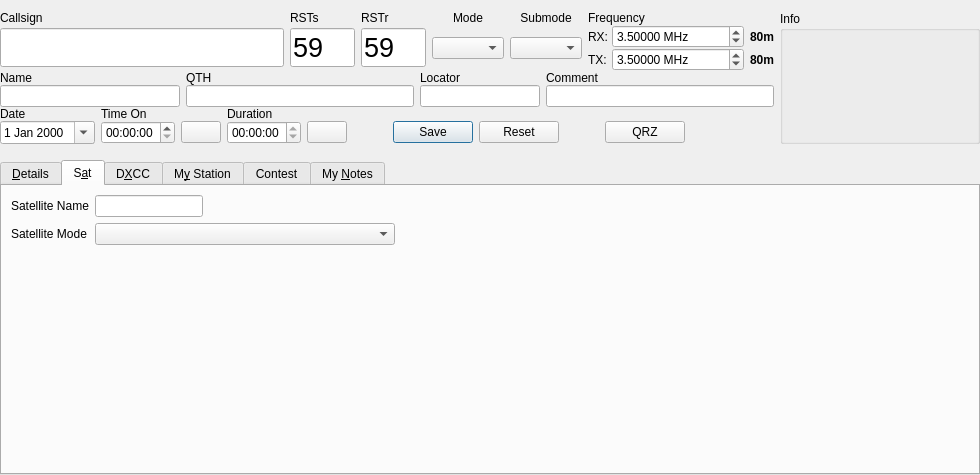
Before: the Qt Designer form ui/NewContactWidget.ui in k5mcd/QLog, drawn with Qt 5.
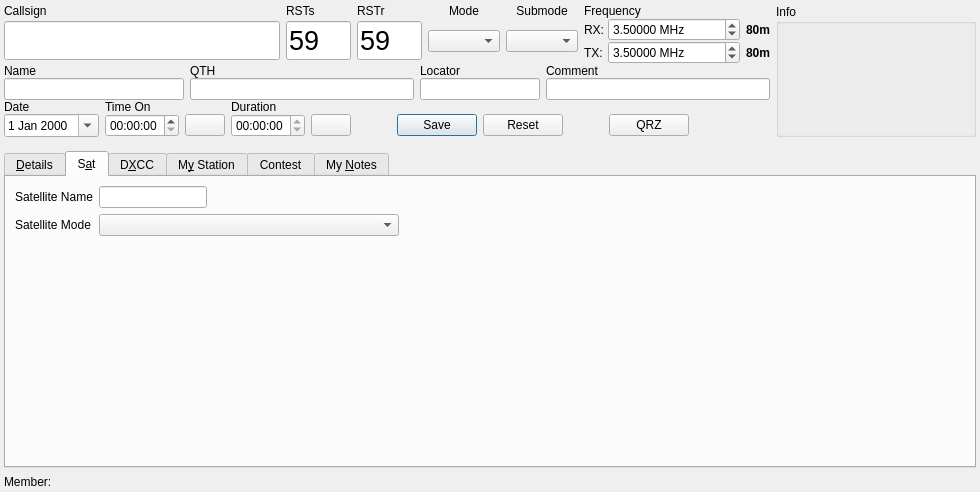
After: the same form once the commit is applied. The open tabs and pages were chosen to show the change. Icons and pictures are not drawn. Custom widgets are drawn as their Qt base class.

Diff of the .ui file:
```diff
--- a/ui/NewContactWidget.ui
+++ b/ui/NewContactWidget.ui
@@ -7,7 +7,7 @@
     <x>0</x>
     <y>0</y>
     <width>980</width>
-    <height>475</height>
+    <height>492</height>
    </rect>
   </property>
   <property name="sizePolicy">
@@ -23,11 +23,17 @@
    <string notr="true">Form</string>
   </property>
   <layout class="QVBoxLayout" name="verticalLayout_4">
+   <property name="spacing">
+    <number>4</number>
+   </property>
    <property name="leftMargin">
-    <number>0</number>
+    <number>4</number>
+   </property>
+   <property name="topMargin">
+    <number>4</number>
    </property>
    <property name="rightMargin">
-    <number>0</number>
+    <number>4</number>
    </property>
    <property name="bottomMargin">
     <number>0</number>
@@ -1957,40 +1963,14 @@
       <layout class="QVBoxLayout" name="verticalLayout_5">
        <item>
         <layout class="QFormLayout" name="formLayout_9">
-         <item row="2" column="0">
-          <widget class="QLabel" name="satModeLabel">
-           <property name="text">
-            <string>Satellite Mode</string>
-           </property>
-          </widget>
-         </item>
-         <item row="2" column="1">
-          <widget class="QComboBox" name="satModeEdit">
-           <property name="sizePolicy">
-            <sizepolicy hsizetype="Maximum" vsizetype="Fixed">
-             <horstretch>0</horstretch>
-             <verstretch>0</verstretch>
-            </sizepolicy>
-           </property>
-           <property name="minimumSize">
-            <size>
-             <width>300</width>
-             <height>0</height>
-            </size>
-           </property>
-           <property name="focusPolicy">
-            <enum>Qt::ClickFocus</enum>
-           </property>
-          </widget>
-         </item>
-         <item row="1" column="0">
+         <item row="0" column="0">
           <widget class="QLabel" name="satNameLabel">
            <property name="text">
             <string>Satellite Name</string>
            </property>
           </widget>
          </item>
-         <item row="1" column="1">
+         <item row="0" column="1">
           <widget class="QLineEdit" name="satNameEdit">
            <property name="sizePolicy">
             <sizepolicy hsizetype="Maximum" vsizetype="Fixed">
@@ -2003,6 +1983,32 @@
            </property>
           </widget>
          </item>
+         <item row="1" column="0">
+          <widget class="QLabel" name="satModeLabel">
+           <property name="text">
+            <string>Satellite Mode</string>
+           </property>
+          </widget>
+         </item>
+         <item row="1" column="1">
+          <widget class="QComboBox" name="satModeEdit">
+           <property name="sizePolicy">
+            <sizepolicy hsizetype="Maximum" vsizetype="Fixed">
+             <horstretch>0</horstretch>
+             <verstretch>0</verstretch>
+            </sizepolicy>
+           </property>
+           <property name="minimumSize">
+            <size>
+             <width>300</width>
+             <height>0</height>
+            </size>
+           </property>
+           <property name="focusPolicy">
+            <enum>Qt::ClickFocus</enum>
+           </property>
+          </widget>
+         </item>
         </layout>
        </item>
       </layout>
@@ -2337,6 +2343,52 @@
      </widget>
     </widget>
    </item>
+   <item>
+    <layout class="QHBoxLayout" name="horizontalLayout_11">
+     <property name="spacing">
+      <number>6</number>
+     </property>
+     <item>
+      <widget class="QLabel" name="memberLabel">
+       <property name="sizePolicy">
+        <sizepolicy hsizetype="Preferred" vsizetype="Maximum">
+         <horstretch>0</horstretch>
+         <verstretch>0</verstretch>
+        </sizepolicy>
+       </property>
+       <property name="text">
+        <string>Member:</string>
+       </property>
+      </widget>
+     </item>
+     <item>
+      <widget class="QLabel" name="memberListLabel">
+       <property name="sizePolicy">
+        <sizepolicy hsizetype="Preferred" vsizetype="Maximum">
+         <horstretch>0</horstretch>
+         <verstretch>0</verstretch>
+        </sizepolicy>
+       </property>
+       <property name="text">
+        <string notr="true"/>
+       </property>
+      </widget>
+     </item>
+     <item>
+      <spacer name="horizontalSpacer_11">
+       <property name="orientation">
+        <enum>Qt::Horizontal</enum>
+       </property>
+       <property name="sizeHint" stdset="0">
+        <size>
+         <width>40</width>
+         <height>20</height>
+        </size>
+       </property>
+      </spacer>
+     </item>
+    </layout>
+   </item>
   </layout>
  </widget>
  <customwidgets>
```
Left out of the diff: 3 changed lines with no effect on the pictures.
